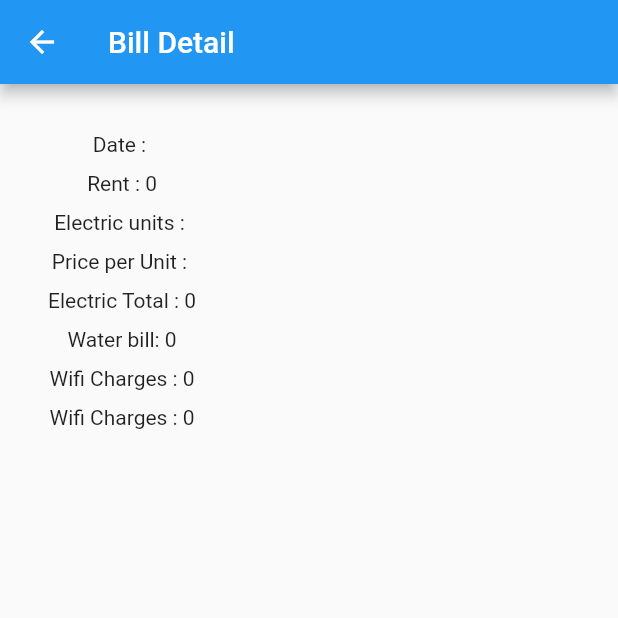
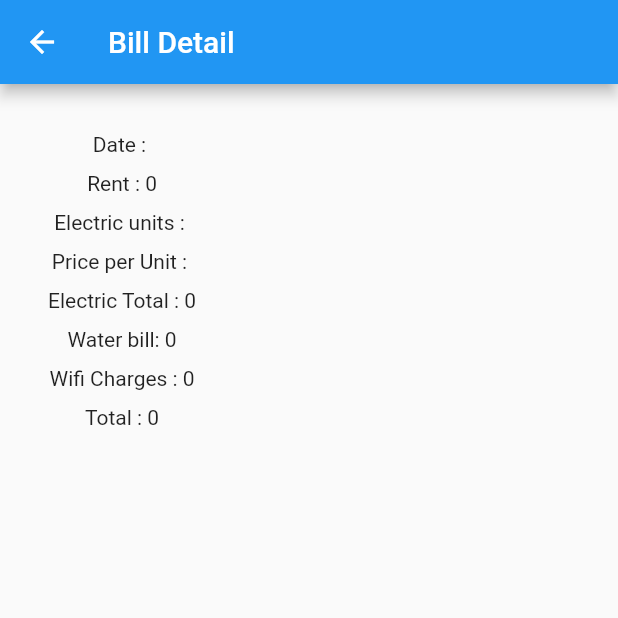
Before and after one commit to gourav-shinde/tenant_flutter, a Flutter app: the billDetail screen opened directly with empty values, on a phone screen of 412 x 824 dp, the top half of it. Run offline on Flutter 3.47's test engine with Material 2 defaults, Android fonts, the phone set to English and light mode, and no system bars; our stand-ins replace datetime_picker_formfield, shared_preferences; accounts and stored records are empty.

Commit message:
new patch

```diff
--- a/lib/screens/bill_detail.dart
+++ b/lib/screens/bill_detail.dart
@@ -56,7 +56,7 @@ class billDetailState extends State<billDetail> {
               SizedBox(
                 height: 10,
               ),
-              Text("Wifi Charges : " + bill_instance.total.toString()),
+              Text("Total : " + bill_instance.total.toString()),
               SizedBox(
                 height: 10,
               ),
```
